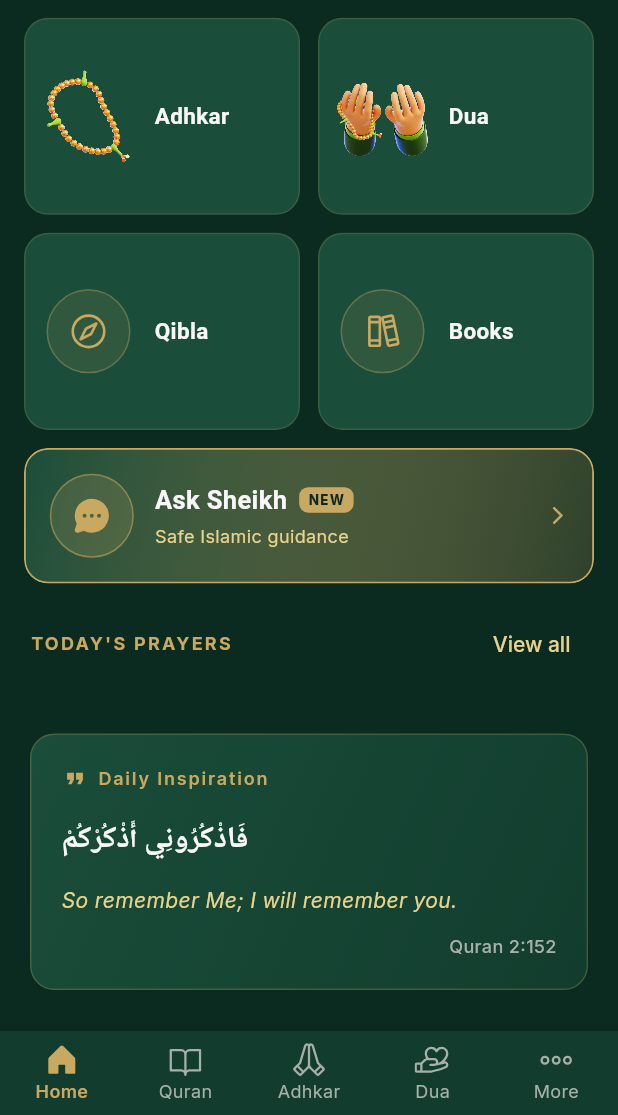
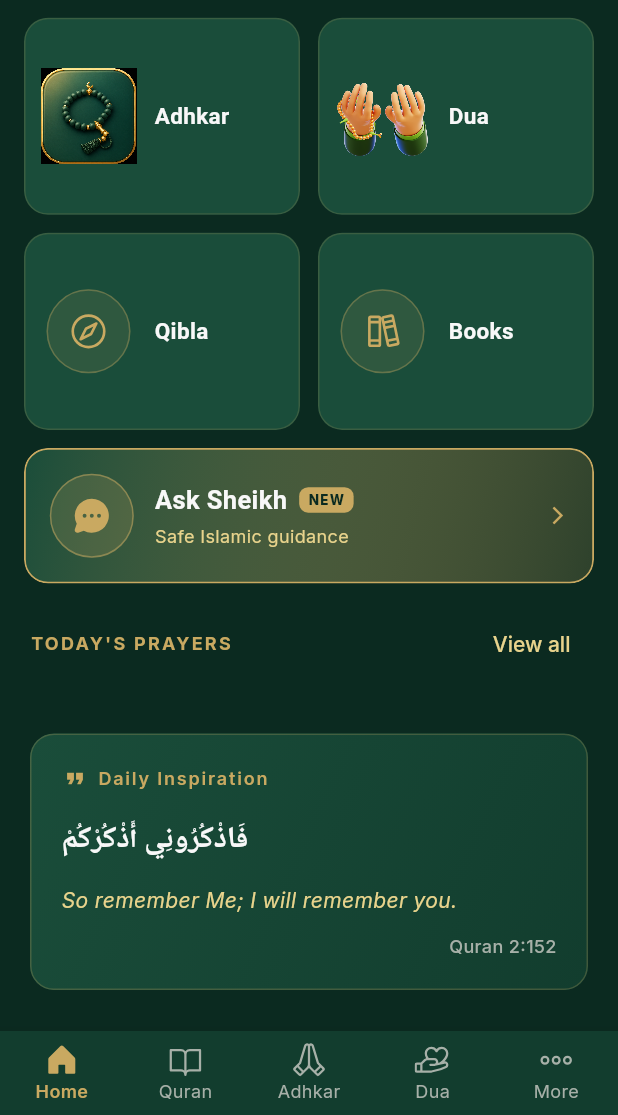
Before and after one commit to serverax/rahmahislamic, a Flutter app: the HomeScreen screen opened directly, scrolled down 377 dp, on a phone screen of 412 x 824 dp, the part 121-1236 px from its top. Run offline on Flutter 3.47's test engine with Material 3 defaults, Android fonts, the phone set to English and light mode, and no system bars; our stand-ins replace adhan, flutter_dotenv, flutter_riverpod, geolocator, google_fonts, phosphor_flutter and 2 more; accounts and stored records are empty; network calls fail; Roboto replaces fonts that are missing (Cairo).

Commit message:
Use new 3D Tasbih icon for Adhkar tile
- assets/icons/tasbih_3d.png (1.9MB) sourced from F:\Claude\graphs\adhkar.png.
  Dark green matte beads, gold crescent on top, gold separators,
  green tassel - same square dark-green-bezel framing as quran_3d.
- IconAssets.tasbih3D constant added; tile updated to use it.
- Old IconAssets.tasbih retained but now unused.

Co-Authored-By: Claude Opus 4.7 (1M context) <noreply@anthropic.com>

```diff
--- a/lib/core/constants/icon_assets.dart
+++ b/lib/core/constants/icon_assets.dart
@@ -6,5 +6,6 @@ class IconAssets {
   static const String quran = 'assets/icons/quran.png';
   static const String quran3D = 'assets/icons/quran_3d.png';
   static const String tasbih = 'assets/icons/tasbih.png';
+  static const String tasbih3D = 'assets/icons/tasbih_3d.png';
   static const String duaHands = 'assets/icons/dua_hands.png';
 }
--- a/lib/presentation/screens/home/widgets/quick_access_grid.dart
+++ b/lib/presentation/screens/home/widgets/quick_access_grid.dart
@@ -33,7 +33,7 @@ class QuickAccessGrid extends StatelessWidget {
       ),
       _TileSpec(
         label: l10n.adhkar,
-        visual: const _ImageIcon(IconAssets.tasbih),
+        visual: const _ImageIcon(IconAssets.tasbih3D),
         onTap: () => Navigator.of(context).push(
           MaterialPageRoute(builder: (_) => const AdhkarHomeScreen()),
         ),
```
Also changed, not shown: assets/icons/tasbih_3d.png (added).
